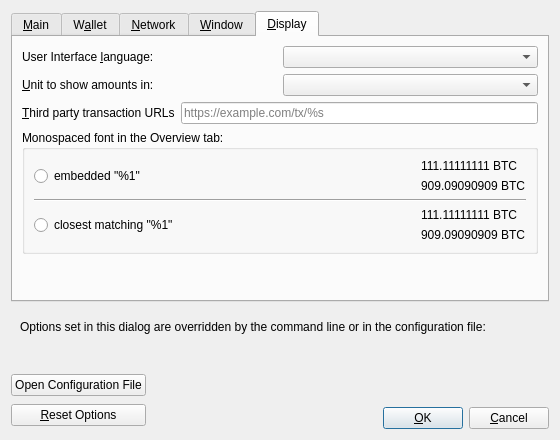
Above: src/qt/forms/optionsdialog.ui from RandyMcMillan/dotfiles before the change. Below: the same form after it.
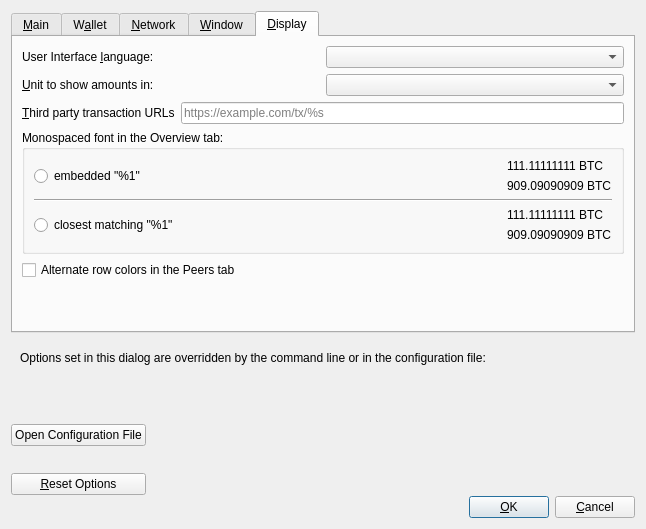
That is the form after the change. The open tabs and pages were chosen to show the change. Custom widgets are drawn as their Qt base class.

Commit message: gui: Add "Alternating Row Color" settings for the Peers Tab

```diff
--- a/src/qt/forms/optionsdialog.ui
+++ b/src/qt/forms/optionsdialog.ui
@@ -6,8 +6,8 @@
    <rect>
     <x>0</x>
     <y>0</y>
-    <width>560</width>
-    <height>440</height>
+    <width>646</width>
+    <height>529</height>
    </rect>
   </property>
   <property name="windowTitle">
@@ -805,6 +805,16 @@
          </layout>
         </widget>
        </item>
+       <item>
+        <widget class="QCheckBox" name="peersTabAlternatingRowColors">
+         <property name="toolTip">
+          <string>Alternate the row colors for the &quot;Peers&quot; and &quot;Banned peers&quot; tables in the Peers tab.</string>
+         </property>
+         <property name="text">
+          <string>Alternate row colors in the Peers tab</string>
+         </property>
+        </widget>
+       </item>
        <item>
         <spacer name="verticalSpacer_Display">
          <property name="orientation">
```
The commit also changes 6 other files.
